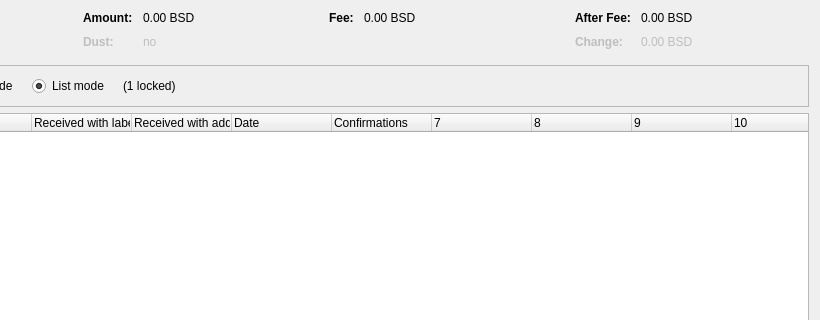
Old version of the form src/qt/forms/coincontroldialog.ui in the repository LIMXTEC/BitSend; both pictures show x 180 to 1000 and y 0 to 320 of the 1000 by 500 pixel window.
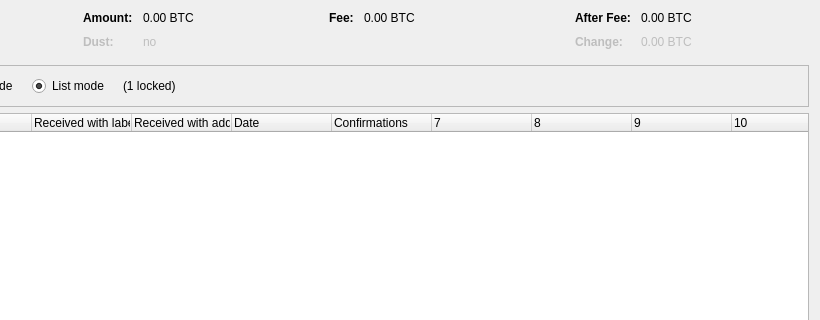
New version of the form. Custom widgets are drawn as their Qt base class.

Patch:
```diff
--- a/src/qt/forms/coincontroldialog.ui
+++ b/src/qt/forms/coincontroldialog.ui
@@ -132,7 +132,7 @@
           <enum>Qt::ActionsContextMenu</enum>
          </property>
          <property name="text">
-          <string notr="true">0.00 BSD</string>
+          <string notr="true">0.00 BTC</string>
          </property>
          <property name="textInteractionFlags">
           <set>Qt::LinksAccessibleByMouse|Qt::TextSelectableByKeyboard|Qt::TextSelectableByMouse</set>
@@ -212,7 +212,7 @@
           <enum>Qt::ActionsContextMenu</enum>
          </property>
          <property name="text">
-          <string notr="true">0.00 BSD</string>
+          <string notr="true">0.00 BTC</string>
          </property>
          <property name="textInteractionFlags">
           <set>Qt::LinksAccessibleByMouse|Qt::TextSelectableByKeyboard|Qt::TextSelectableByMouse</set>
@@ -257,7 +257,7 @@
           <enum>Qt::ActionsContextMenu</enum>
          </property>
          <property name="text">
-          <string notr="true">0.00 BSD</string>
+          <string notr="true">0.00 BTC</string>
          </property>
          <property name="textInteractionFlags">
           <set>Qt::LinksAccessibleByMouse|Qt::TextSelectableByKeyboard|Qt::TextSelectableByMouse</set>
@@ -292,7 +292,7 @@
           <enum>Qt::ActionsContextMenu</enum>
          </property>
          <property name="text">
-          <string notr="true">0.00 BSD</string>
+          <string notr="true">0.00 BTC</string>
          </property>
          <property name="textInteractionFlags">
           <set>Qt::LinksAccessibleByMouse|Qt::TextSelectableByKeyboard|Qt::TextSelectableByMouse</set>
```
Left out of the diff: 2 changed lines with no effect on the pictures.
